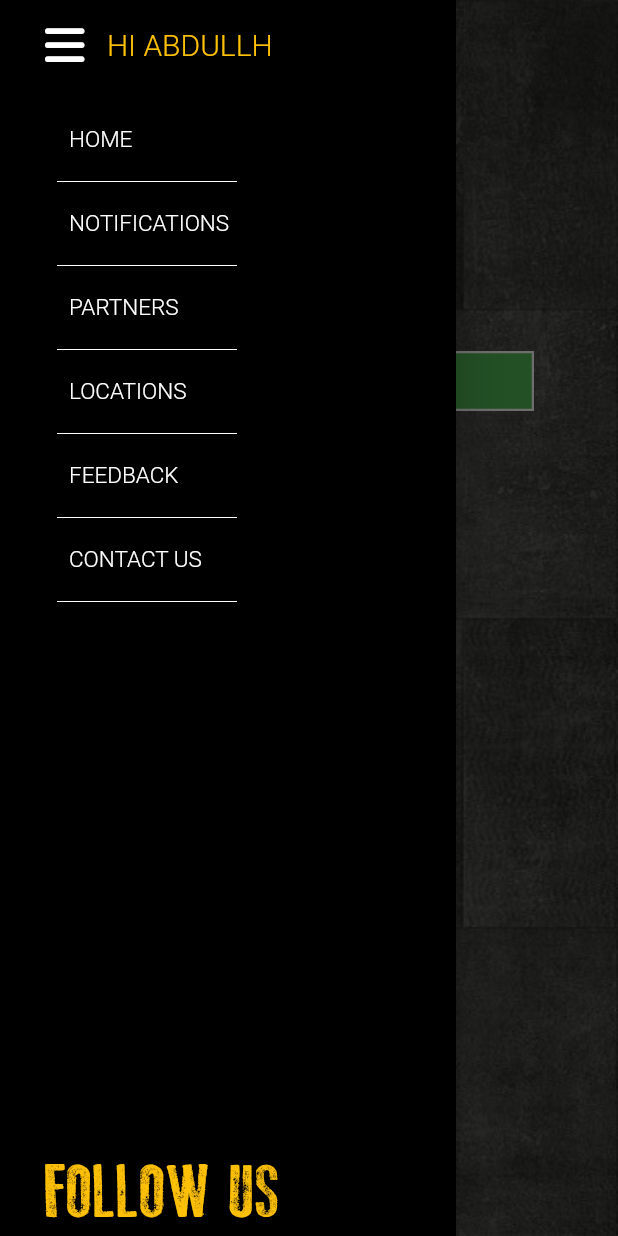
After one commit to abdullah-dalallah/operation-falafel, a Flutter app: the Cart_Screen screen opened directly, after a tap on an icon or button, on a phone screen of 412 x 824 dp. The commit adds this screen. Run offline on Flutter 3.47's test engine with Material 2 defaults, Android fonts, the light colour scheme and no system bars; our stand-ins replace font_awesome_flutter, persistent_bottom_nav_bar, shared_preferences; accounts and stored records are empty; network calls fail.

Commit message:
adding drawer

```diff
--- a/lib/main.dart
+++ b/lib/main.dart
@@ -2,7 +2,7 @@ import 'package:flutter/material.dart';
 import 'package:flutter_localizations/flutter_localizations.dart';
 import 'package:operation_falafel/localization/demo_localization.dart';
 import 'package:operation_falafel/localization/localization_constants.dart';
-import 'package:operation_falafel/screens/tabs_screen.dart';
+import 'package:operation_falafel/screens/bottomnavigationbar_screen.dart';
 
 void main() {
   runApp(const MyApp());
--- a/lib/screens/Tabbar Test page/Menu Tabebar.dart
+++ b/lib/screens/Tabbar Test page/Menu Tabebar.dart
@@ -2,7 +2,8 @@ import 'package:flutter/cupertino.dart';
 import 'package:flutter/material.dart';
 import 'package:operation_falafel/localization/localization_constants.dart';
 import 'package:operation_falafel/main.dart';
-import 'package:operation_falafel/screens/Test%20Page.dart';
+import 'package:operation_falafel/screens/cart%20page/cart_screen.dart';
+
 import 'package:persistent_bottom_nav_bar/persistent_tab_view.dart';
 class TabeBar extends StatefulWidget{
   @override
@@ -196,7 +197,7 @@ class _TabeBarState extends State<TabeBar> with SingleTickerProviderStateMixin{
          _changeLanguage("en");
          PersistentNavBarNavigator.pushNewScreen(
            context,
-           screen: Test_Rout(),
+           screen: Cart_Screen(),
            withNavBar: true, // OPTIONAL VALUE. True by default.
            pageTransitionAnimation: PageTransitionAnimation.cupertino,
          );
--- a/lib/screens/tabs_screen.dart
+++ b/lib/screens/bottomnavigationbar_screen.dart
@@ -3,6 +3,7 @@ import 'package:operation_falafel/localization/localization_constants.dart';
 import 'package:operation_falafel/main.dart';
 import 'package:flutter/material.dart';
 import 'package:operation_falafel/screens/Tabbar%20Test%20page/Menu%20Tabebar.dart';
+import 'package:operation_falafel/screens/cart%20page/cart_screen.dart';
 import 'package:persistent_bottom_nav_bar/persistent_tab_view.dart';
 
 class Tabs_Screen extends StatefulWidget{
@@ -39,7 +40,7 @@ class _Tabs_ScreenState extends State<Tabs_Screen> {
       controller: _controller,
       screens: [
         TabeBar(),
-        TabeBar(),
+        Cart_Screen(),
         TabeBar(),
         TabeBar(),
         TabeBar(),
@@ -73,7 +74,6 @@ class _Tabs_ScreenState extends State<Tabs_Screen> {
           activeColorPrimary: CupertinoColors.activeOrange,
           inactiveColorPrimary: CupertinoColors.systemBackground,
         ),
-
         PersistentBottomNavBarItem(
           // iconSize: 100,
           icon:Icon(CupertinoIcons.person_alt_circle),
@@ -110,34 +110,6 @@ class _Tabs_ScreenState extends State<Tabs_Screen> {
 
 
 
-    //   Scaffold(
-    //   appBar: AppBar(
-    //
-    //     title: Text(widget.title),
-    //   ),
-    //   body: Center(
-    //
-    //     child: Column(
-    //       mainAxisAlignment: MainAxisAlignment.center,
-    //       children: <Widget>[
-    //         Text(getTranslated(context, "Main_Text")!,),
-    //         // Text(getTranslated(context, "Main_Text")!, style: Theme.of(context).textTheme.headline4,),
-    //       ],
-    //     ),
-    //   ),
-    //   floatingActionButton: FloatingActionButton(
-    //     onPressed:(){
-    //       // _changeLanguage("en");
-    //       Navigator.of(context).push(MaterialPageRoute(builder: (context) => TabeBar()));
-    //
-    //     },
-    //     tooltip: 'Increment',
-    //     child: const Icon(Icons.add),
-    //   ),
-    //
-    //
-    //
-    //   // This trailing comma makes auto-formatting nicer for build methods.
-    // );
+
   }
 }
--- a/lib/screens/Test Page.dart
+++ b/lib/screens/cart page/cart_screen.dart
@@ -1,15 +1,19 @@
 import 'package:flutter/cupertino.dart';
 import 'package:flutter/material.dart';
+import 'package:operation_falafel/screens/drawer.dart';
+import 'package:font_awesome_flutter/font_awesome_flutter.dart';
 
-class Test_Rout extends StatefulWidget{
+class Cart_Screen extends StatefulWidget{
   @override
-  State<Test_Rout> createState() => _Test_RoutState();
+  State<Cart_Screen> createState() => _Cart_ScreenState();
 }
 
-class _Test_RoutState extends State<Test_Rout> {
+class _Cart_ScreenState extends State<Cart_Screen> {
+  final GlobalKey<ScaffoldState> _drawerKey = GlobalKey(); // Create a key
   @override
   Widget build(BuildContext context) {
    return Stack(
+
      children: [
        Image.asset(
          "assets/images/background.jpeg",
@@ -18,10 +22,14 @@ class _Test_RoutState extends State<Test_Rout> {
          fit: BoxFit.cover,
        ),
        Scaffold(
+         key: _drawerKey,
          backgroundColor: Colors.transparent,
 
 
          appBar: AppBar(
+           leading:IconButton(onPressed: (){
+             _drawerKey.currentState?.openDrawer();
+           },icon: FaIcon(FontAwesomeIcons.bars,size: 30,),) ,
            backgroundColor: Colors.transparent,
            elevation: 0,
            title: Text("Operation Falafel",style: TextStyle(fontFamily: "oldpress",color: Colors.white, fontSize: 30),)
@@ -68,6 +76,7 @@ class _Test_RoutState extends State<Test_Rout> {
              ],
            ),
          ),
+         drawer: DrawerWidget(),
        ),
      ],
    );
--- /dev/null
+++ b/lib/screens/drawer.dart
@@ -0,0 +1,129 @@
+
+
+import 'package:flutter/cupertino.dart';
+import 'package:flutter/material.dart';
+import 'package:font_awesome_flutter/font_awesome_flutter.dart';
+
+class DrawerWidget extends StatefulWidget{
+  @override
+  State<DrawerWidget> createState() => _DrawerState();
+}
+
+class _DrawerState extends State<DrawerWidget> {
+  @override
+  Widget build(BuildContext context) {
+    return Drawer(
+      backgroundColor: Colors.black,
+      child:SafeArea(
+        child: Padding(
+          padding: const EdgeInsets.only(left:30.0, top: 15),
+          child: Container(
+            child:Column(
+              children: [
+
+                 Row(children: [
+                   FaIcon(FontAwesomeIcons.bars, color: Colors.white,size: 30,),
+                  SizedBox(width: 15,),
+                  Text("HI ABDULLH",style: TextStyle(color: Colors.amber,fontWeight: FontWeight.w300,fontSize: 20 ),),
+
+              ],),
+                SizedBox(height: 20,),
+                //Home
+                ListTile(
+                  title: Text("HOME", style: TextStyle(color: Colors.white, fontSize: 15, fontWeight: FontWeight.w300),),
+                ),
+                Align(
+                  alignment: Alignment.centerLeft,
+                  child: Padding(
+                    padding: const EdgeInsets.only(left: 8.0),
+                    child: SizedBox(
+                        width: 120,
+                        height: 0,
+                        child: Divider(color: Colors.white,)),
+                  ),
+                ),
+                //Notification
+                ListTile(
+                  title: Text("NOTIFICATIONS", style: TextStyle(color: Colors.white, fontSize: 15, fontWeight: FontWeight.w300),),
+                ),
+                Align(
+                  alignment: Alignment.centerLeft,
+                  child: Padding(
+                    padding: const EdgeInsets.only(left: 8.0),
+                    child: SizedBox(
+                        width: 120,
+                        height: 0,
+                        child: Divider(color: Colors.white,)),
+                  ),
+                ),
+                //Partners
+                ListTile(
+                  title: Text("PARTNERS", style: TextStyle(color: Colors.white, fontSize: 15, fontWeight: FontWeight.w300),),
+                ),
+                Align(
+                  alignment: Alignment.centerLeft,
+                  child: Padding(
+                    padding: const EdgeInsets.only(left: 8.0),
+                    child: SizedBox(
+                        width: 120,
+                        height: 0,
+                        child: Divider(color: Colors.white,)),
+                  ),
+                ),
+                //Location
+                ListTile(
+                  title: Text("LOCATIONS", style: TextStyle(color: Colors.white, fontSize: 15, fontWeight: FontWeight.w300),),
+                ),
+                Align(
+                  alignment: Alignment.centerLeft,
+                  child: Padding(
+                    padding: const EdgeInsets.only(left: 8.0),
+                    child: SizedBox(
+                        width: 120,
+                        height: 0,
+                        child: Divider(color: Colors.white,)),
+                  ),
+                ),
+                //Feedback
+                ListTile(
+                  title: Text("FEEDBACK", style: TextStyle(color: Colors.white, fontSize: 15, fontWeight: FontWeight.w300),),
+                ),
+                Align(
+                  alignment: Alignment.centerLeft,
+                  child: Padding(
+                    padding: const EdgeInsets.only(left: 8.0),
+                    child: SizedBox(
+                        width: 120,
+                        height: 0,
+                        child: Divider(color: Colors.white,)),
+                  ),
+                ),
+                //Contact us
+                ListTile(
+                  title: Text("CONTACT US", style: TextStyle(color: Colors.white, fontSize: 15, fontWeight: FontWeight.w300),),
+                ),
+                Align(
+                  alignment: Alignment.centerLeft,
+                  child: Padding(
+                    padding: const EdgeInsets.only(left: 8.0),
+                    child: SizedBox(
+                        width: 120,
+                        height: 0,
+                        child: Divider(color: Colors.white,)),
+                  ),
+                ),
+
+                Expanded(child: SizedBox(height: 10,)),
+
+                Align(
+                  alignment: Alignment.centerLeft,
+                    child: Text("FOLLOW US", style: TextStyle(fontFamily: "oldpress",color: Colors.amber,fontSize: 50),)),
+
+              ],
+            ),
+          ),
+        ),
+      )
+    );
+  }
+}
--- a/pubspec.yaml
+++ b/pubspec.yaml
@@ -29,6 +29,7 @@ environment:
 # the latest version available on pub.dev. To see which dependencies have newer
 # versions available, run `flutter pub outdated`.
 dependencies:
+  font_awesome_flutter: ^10.2.1
   shared_preferences: ^2.0.15
   persistent_bottom_nav_bar: ^5.0.2
   flutter:
```
Also changed, not shown: pubspec.lock.
